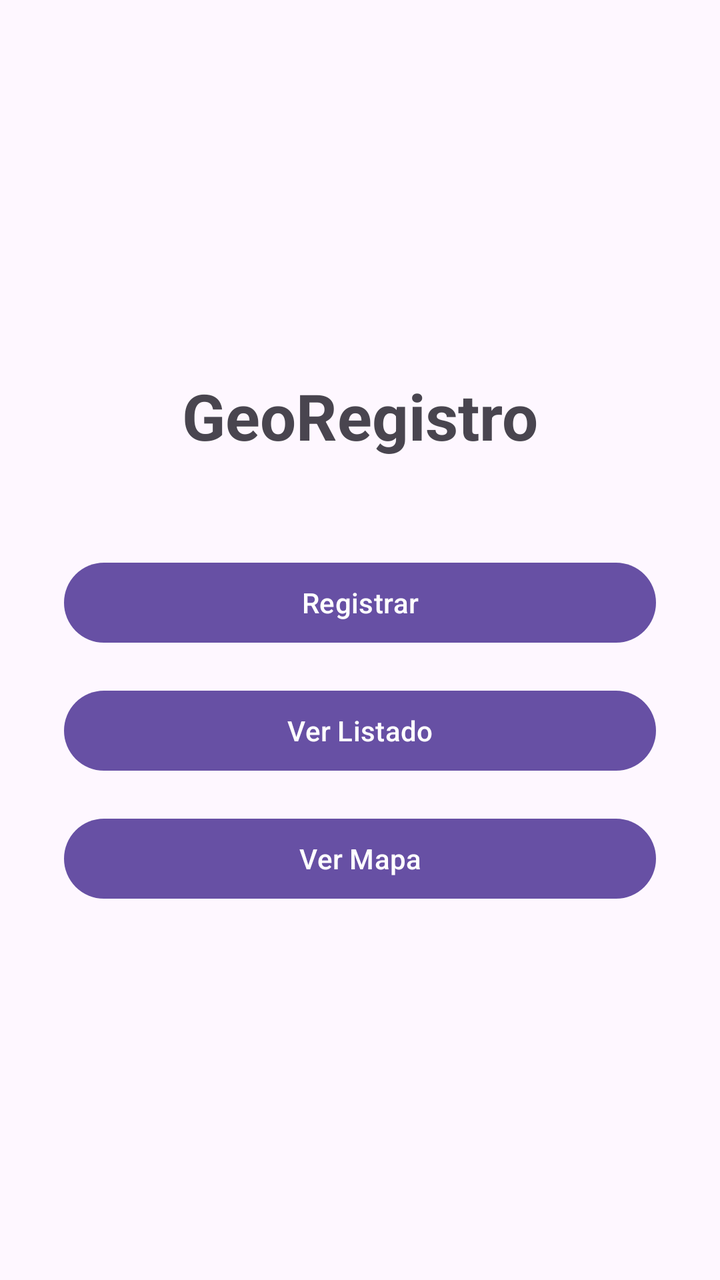
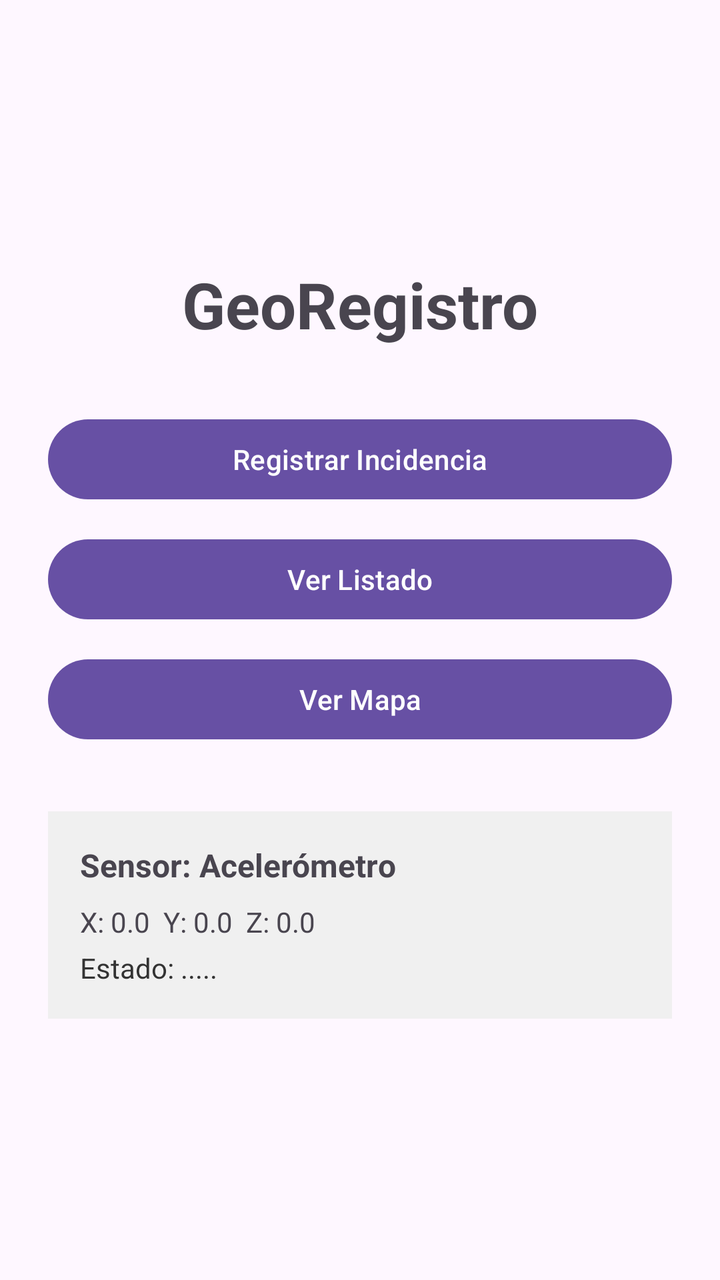

The first picture is an Android layout as it rendered before a commit; the second is the same layout after the commit. The layout source and the unified diff follow.
<!-- AndroidManifest.xml: application theme Theme.Ev2 -->
<!-- res/layout/activity_main.xml -->
<?xml version="1.0" encoding="utf-8"?>
<LinearLayout xmlns:android="http://schemas.android.com/apk/res/android"
    android:layout_width="match_parent"
    android:layout_height="match_parent"
    android:orientation="vertical"
    android:gravity="center"
    android:padding="32dp">

    <TextView
        android:layout_width="wrap_content"
        android:layout_height="wrap_content"
        android:layout_marginBottom="48dp"
        android:text="GeoRegistro"
        android:textSize="32sp"
        android:textStyle="bold" />

    <Button
        android:id="@+id/btnRegistro"
        android:layout_width="match_parent"
        android:layout_height="wrap_content"
        android:layout_marginBottom="16dp"
        android:text="Registrar" />

    <Button
        android:id="@+id/btnListado"
        android:layout_width="match_parent"
        android:layout_height="wrap_content"
        android:layout_marginBottom="16dp"
        android:text="Ver Listado" />

    <Button
        android:id="@+id/btnMapa"
        android:layout_width="match_parent"
        android:layout_height="wrap_content"
        android:text="Ver Mapa" />

</LinearLayout>
<!-- resources referenced by this layout -->
<resources>
  <style name="Theme.Ev2" parent="Base.Theme.Ev2" />
  <style name="Base.Theme.Ev2" parent="Theme.Material3.DayNight.NoActionBar">
          
          
      </style>
</resources>

<!-- the commit's change to res/layout/activity_main.xml (unified diff, before → after) -->
@@ -4,12 +4,12 @@
     android:layout_height="match_parent"
     android:orientation="vertical"
     android:gravity="center"
-    android:padding="32dp">
+    android:padding="24dp">
 
     <TextView
         android:layout_width="wrap_content"
         android:layout_height="wrap_content"
-        android:layout_marginBottom="48dp"
+        android:layout_marginBottom="32dp"
         android:text="GeoRegistro"
         android:textSize="32sp"
         android:textStyle="bold" />
@@ -18,20 +18,54 @@
         android:id="@+id/btnRegistro"
         android:layout_width="match_parent"
         android:layout_height="wrap_content"
-        android:layout_marginBottom="16dp"
-        android:text="Registrar" />
+        android:layout_marginBottom="12dp"
+        android:text="Registrar Incidencia" />
 
     <Button
         android:id="@+id/btnListado"
         android:layout_width="match_parent"
         android:layout_height="wrap_content"
-        android:layout_marginBottom="16dp"
+        android:layout_marginBottom="12dp"
         android:text="Ver Listado" />
 
     <Button
         android:id="@+id/btnMapa"
         android:layout_width="match_parent"
         android:layout_height="wrap_content"
+        android:layout_marginBottom="32dp"
         android:text="Ver Mapa" />
 
+    <LinearLayout
+        android:layout_width="match_parent"
+        android:layout_height="wrap_content"
+        android:orientation="vertical"
+        android:padding="16dp"
+        android:background="#F0F0F0">
+
+        <TextView
+            android:layout_width="wrap_content"
+            android:layout_height="wrap_content"
+            android:text="Sensor: Acelerómetro"
+            android:textStyle="bold"
+            android:textSize="16sp"
+            android:layout_marginBottom="8dp" />
+
+        <TextView
+            android:id="@+id/tvSensorValores"
+            android:layout_width="wrap_content"
+            android:layout_height="wrap_content"
+            android:text="X: 0.0  Y: 0.0  Z: 0.0"
+            android:textSize="14sp"
+            android:layout_marginBottom="4dp" />
+
+        <TextView
+            android:id="@+id/tvSensorEstado"
+            android:layout_width="wrap_content"
+            android:layout_height="wrap_content"
+            android:text="Estado: ....."
+            android:textSize="14sp"
+            android:textColor="#333333" />
+
+    </LinearLayout>
+
 </LinearLayout>
